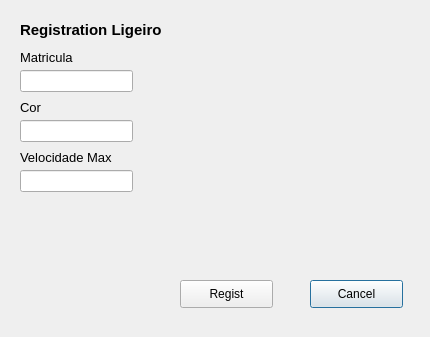
First picture: the form in GUI_ReigistLigeiro.ui, repository ClaudioNoro/pyqt5, before the edit.
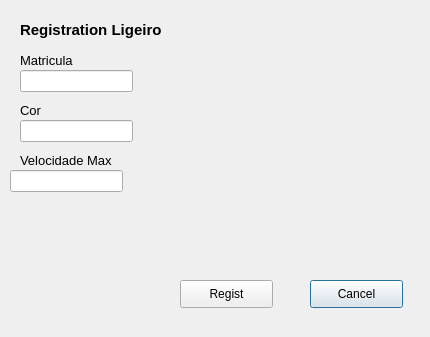
Second picture: the form after the edit. Icons and pictures are not drawn.

```diff
--- a/GUI_ReigistLigeiro.ui
+++ b/GUI_ReigistLigeiro.ui
@@ -32,7 +32,7 @@
      <x>20</x>
      <y>50</y>
      <width>151</width>
-     <height>16</height>
+     <height>21</height>
     </rect>
    </property>
    <property name="layoutDirection">
@@ -53,8 +53,8 @@
     <rect>
      <x>20</x>
      <y>100</y>
-     <width>55</width>
-     <height>16</height>
+     <width>61</width>
+     <height>21</height>
     </rect>
    </property>
    <property name="text">
@@ -110,7 +110,7 @@
   <widget class="QLineEdit" name="inputvelocidade">
    <property name="geometry">
     <rect>
-     <x>20</x>
+     <x>10</x>
      <y>170</y>
      <width>113</width>
      <height>22</height>
@@ -122,8 +122,8 @@
     <rect>
      <x>20</x>
      <y>150</y>
-     <width>101</width>
-     <height>16</height>
+     <width>121</width>
+     <height>21</height>
     </rect>
    </property>
    <property name="text">
@@ -133,7 +133,7 @@
   <widget class="QLabel" name="label_5">
    <property name="geometry">
     <rect>
-     <x>40</x>
+     <x>50</x>
      <y>40</y>
      <width>131</width>
      <height>41</height>
@@ -165,7 +165,7 @@
   <widget class="QLabel" name="label_7">
    <property name="geometry">
     <rect>
-     <x>90</x>
+     <x>120</x>
      <y>150</y>
      <width>71</width>
      <height>21</height>
```
